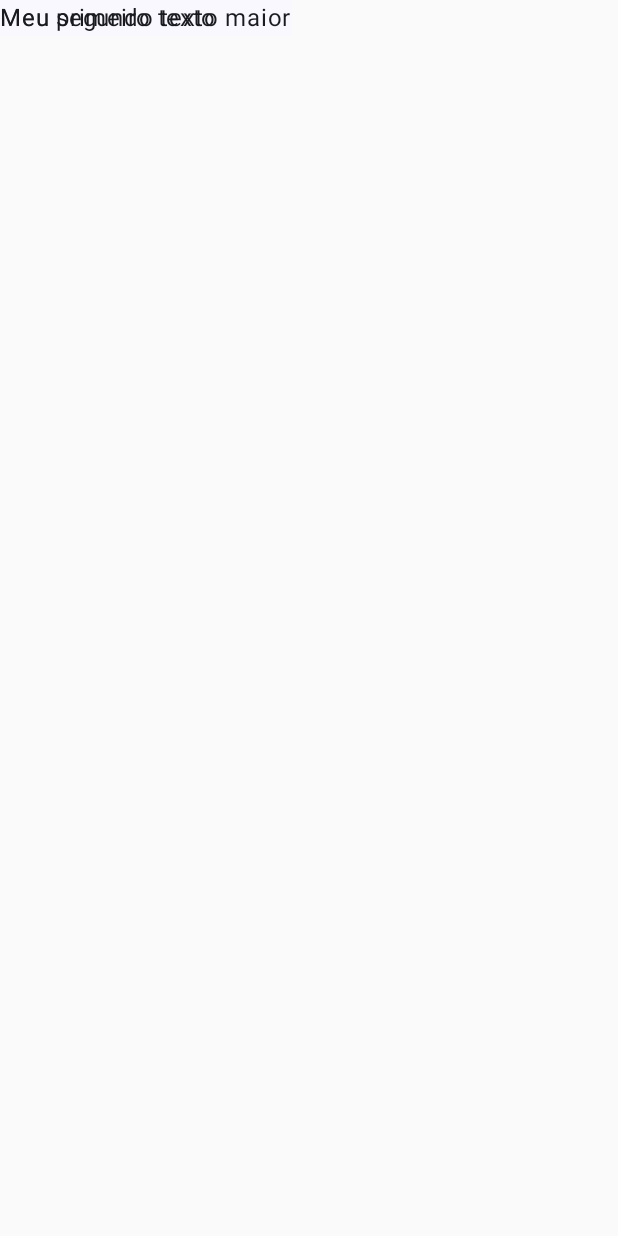
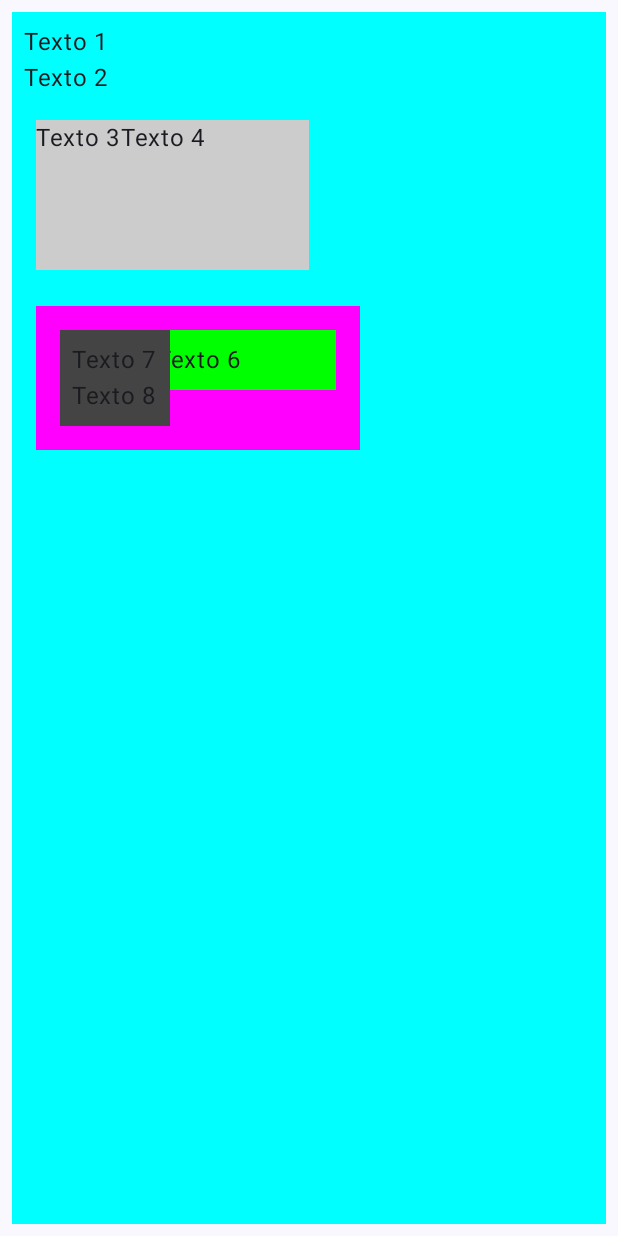
Before and after one commit to eduardobelico/Aluvery, an Android app built with Jetpack Compose: the screen it shows after launch (MainActivity), on a phone screen of 412 x 824 dp. Before the commit the screen is almost empty. Run offline under Robolectric (Android 15) with nearby library versions, the phone set to English and light mode, and no system bars.

Commit message:
Testes com modifier.

```diff
--- a/app/src/main/java/com/example/aluvery/MainActivity.kt
+++ b/app/src/main/java/com/example/aluvery/MainActivity.kt
@@ -4,22 +4,31 @@ import android.content.res.Configuration.UI_MODE_NIGHT_YES
 import android.os.Bundle
 import androidx.activity.ComponentActivity
 import androidx.activity.compose.setContent
+import androidx.compose.foundation.background
 import androidx.compose.foundation.layout.Box
 import androidx.compose.foundation.layout.Column
 import androidx.compose.foundation.layout.Row
+import androidx.compose.foundation.layout.fillMaxHeight
+import androidx.compose.foundation.layout.fillMaxWidth
+import androidx.compose.foundation.layout.height
+import androidx.compose.foundation.layout.padding
+import androidx.compose.foundation.layout.width
 import androidx.compose.material3.Surface
 import androidx.compose.material3.Text
 import androidx.compose.runtime.Composable
+import androidx.compose.ui.Modifier
+import androidx.compose.ui.graphics.Color
 import androidx.compose.ui.tooling.preview.Preview
+import androidx.compose.ui.unit.dp
 import com.example.aluvery.ui.theme.AluveryTheme
 
 class MainActivity : ComponentActivity() {
     override fun onCreate(savedInstanceState: Bundle?) {
         super.onCreate(savedInstanceState)
         setContent {
-            AluveryTheme{
+            AluveryTheme {
                 Surface {
-                    MyFirstComposable()
+                    CustomLayoutPreview()
                 }
             }
 
@@ -27,49 +36,63 @@ class MainActivity : ComponentActivity() {
     }
 }
 
-@Preview(showBackground = true)
 @Composable
-fun ColumnPreview(){
-    Column {
+fun MyFirstComposable() {
+    Text(text = "Meu primeiro texto")
+    Text(text = "Meu segundo texto maior")
+}
+
+//Modifiers - primeiro parâmetro opcional
+
+@Preview(showBackground = true, showSystemUi = true)
+@Composable
+fun CustomLayoutPreview() {
+    Column(
+        Modifier
+            .padding(8.dp)
+            .background(color = Color.Cyan)
+            .padding(all = 8.dp)
+            .fillMaxWidth()
+            .fillMaxHeight()
+    ) {
         Text("Texto 1")
         Text("Texto 2")
-    }
-}
-
-@Preview(showBackground = true)
-@Composable
-fun RowPreview(){
-    Row {
-        Text("Texto 1")
-        Text("Texto 2")
-    }
-}
-
-@Preview(showBackground = true)
-@Composable
-fun BoxPreview(){
-    Box {
-        Text("Texto 1")
-        Text("Texto 2")
-    }
-}
-
-@Preview(showBackground = true)
-@Composable
-fun CustomLayoutPreview(){
-    Column {
-        Text("Texto 1")
-        Text("Texto 2")
-        Row {
+        Row(
+            modifier = Modifier
+                .padding(
+                    horizontal = 8.dp,
+                    vertical = 16.dp
+                )
+                .background(Color.LightGray)
+                .height(100.dp)
+                .fillMaxWidth(0.5f)
+        ) {
             Text("Texto 3")
             Text("Texto 4")
         }
-        Box {
-            Row {
+        Box(
+            Modifier
+                .padding(8.dp)
+                .background(color = Color.Magenta)
+                .padding(all = 8.dp)
+                .width(200.dp)
+        ) {
+            Row(
+                Modifier
+                    .padding(8.dp)
+                    .background(color = Color.Green)
+                    .padding(all = 8.dp)
+                    .fillMaxWidth()
+            ) {
                 Text("Texto 5")
                 Text("Texto 6")
             }
-            Column {
+            Column(
+                Modifier
+                    .padding(8.dp)
+                    .background(color = Color.DarkGray)
+                    .padding(all = 8.dp)
+            ) {
                 Text("Texto 7")
                 Text("Texto 8")
             }
@@ -77,33 +100,79 @@ fun CustomLayoutPreview(){
     }
 }
 
-@Composable
-fun MyFirstComposable(){
-    Text(text = "Meu primeiro texto")
-    Text(text = "Meu segundo texto maior")
-}
+// - BOX, ROW e COLUMN
+//@Preview(showBackground = true)
+//@Composable
+//fun ColumnPreview(){
+//    Column {
+//        Text("Texto 1")
+//        Text("Texto 2")
+//    }
+//}
+//
+//@Preview(showBackground = true)
+//@Composable
+//fun RowPreview(){
+//    Row {
+//        Text("Texto 1")
+//        Text("Texto 2")
+//    }
+//}
+//
+//@Preview(showBackground = true)
+//@Composable
+//fun BoxPreview(){
+//    Box {
+//        Text("Texto 1")
+//        Text("Texto 2")
+//    }
+//}
+//
+//@Preview(showBackground = true)
+//@Composable
+//fun CustomLayoutPreview(){
+//    Column {
+//        Text("Texto 1")
+//        Text("Texto 2")
+//        Row {
+//            Text("Texto 3")
+//            Text("Texto 4")
+//        }
+//        Box {
+//            Row {
+//                Text("Texto 5")
+//                Text("Texto 6")
+//            }
+//            Column {
+//                Text("Texto 7")
+//                Text("Texto 8")
+//            }
+//        }
+//    }
+//}
 
-@Preview(
-    name = "TextPreviewLight",
-    showSystemUi = true
-)
-@Preview(
-    name = "TextPreviewDark",
-    showSystemUi = true,
-    uiMode = UI_MODE_NIGHT_YES
-)
-@Preview(
-    name = "TextPreview",
-    heightDp = 200,
-    widthDp = 300,
-    showBackground = true,
-    backgroundColor = 0xFFFF1144
-)
-@Composable
-fun MyFirstComposablePreview(){
-    AluveryTheme{
-        Surface {
-            MyFirstComposable()
-        }
-    }
-}
+// - Testes com ui no preview -
+//@Preview(
+//    name = "TextPreviewLight",
+//    showSystemUi = true
+//)
+//@Preview(
+//    name = "TextPreviewDark",
+//    showSystemUi = true,
+//    uiMode = UI_MODE_NIGHT_YES
+//)
+//@Preview(
+//    name = "TextPreview",
+//    heightDp = 200,
+//    widthDp = 300,
+//    showBackground = true,
+//    backgroundColor = 0xFFFF1144
+//)
+//@Composable
+//fun MyFirstComposablePreview(){
+//    AluveryTheme{
+//        Surface {
+//            MyFirstComposable()
+//        }
+//    }
+//}
```
